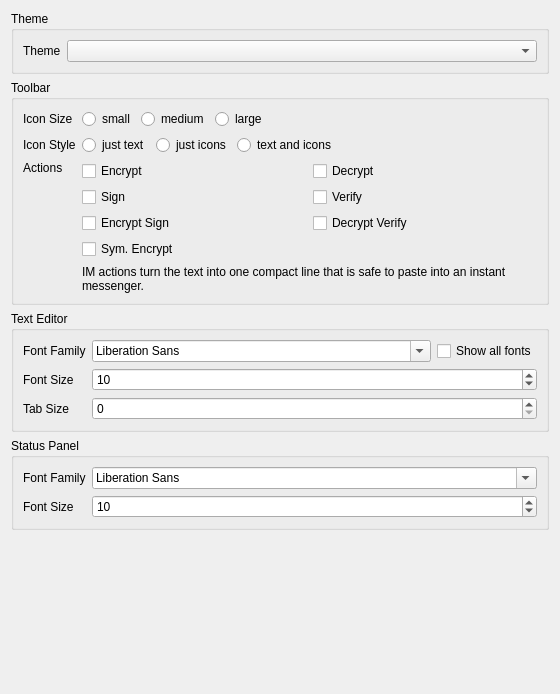
This is ui/AppearanceSettings.ui in saturneric/GpgFrontend as Qt 5 draws it before an edit. The edited form follows.
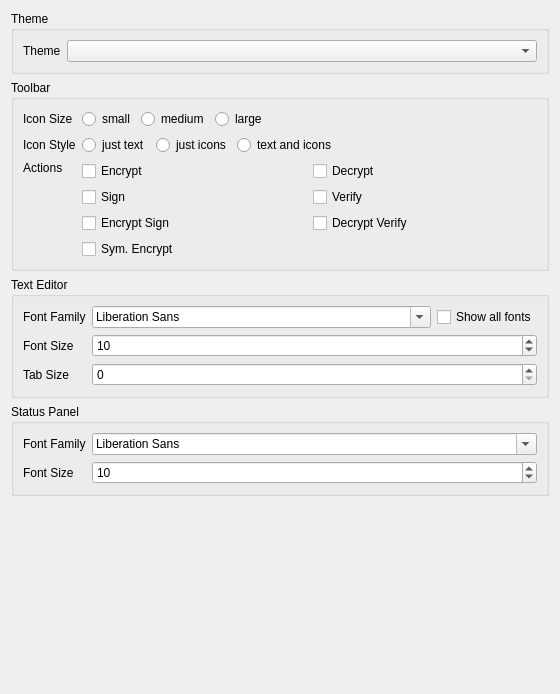
This is the edited form.

Commit message: style(appearance): remove redundant toolbar tip label

```diff
--- a/ui/AppearanceSettings.ui
+++ b/ui/AppearanceSettings.ui
@@ -201,16 +201,6 @@
           </item>
          </layout>
         </item>
-        <item>
-         <widget class="QLabel" name="toolbarImTipLabel">
-          <property name="text">
-           <string>IM actions turn the text into one compact line that is safe to paste into an instant messenger.</string>
-          </property>
-          <property name="wordWrap">
-           <bool>true</bool>
-          </property>
-         </widget>
-        </item>
        </layout>
       </item>
      </layout>
```
